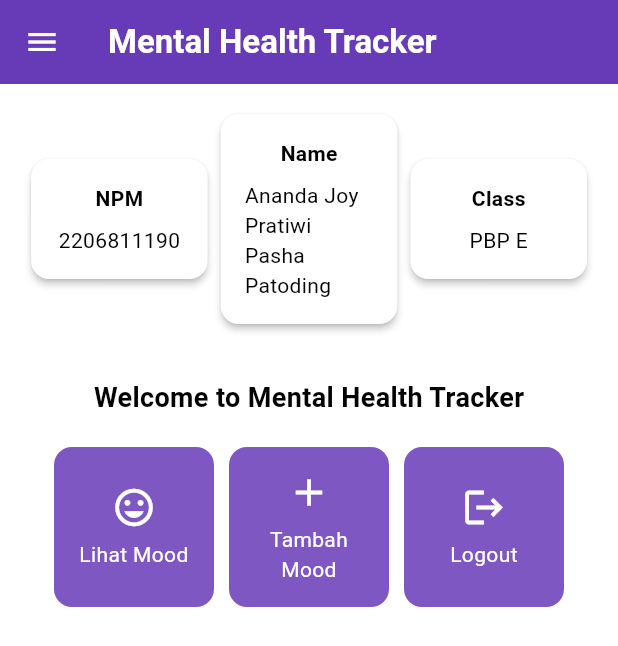
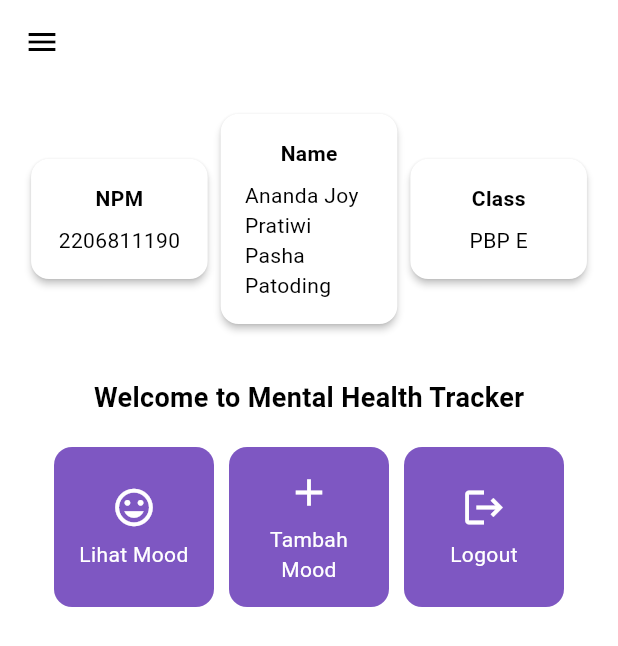
Before and after one commit to anandajoyyy22/mental-health-tracker-mobile, a Flutter app: the screen it shows after launch, on a phone screen of 412 x 824 dp. Shown: the top 646 px of the screen. Run offline on Flutter 3.47's test engine with Material 3 defaults, Android fonts, the phone set to English and light mode, and no system bars; missing offline and left inert: pbp_django_auth.

Commit message:
Tutorial 8 Done!!

```diff
--- a/lib/main.dart
+++ b/lib/main.dart
@@ -20,12 +20,12 @@ class MyApp extends StatelessWidget {
       child: MaterialApp(
         title: 'Mental Health Tracker',
         theme: ThemeData(
-          useMaterial3: true,
           colorScheme: ColorScheme.fromSwatch(
             primarySwatch: Colors.deepPurple,
           ).copyWith(secondary: Colors.deepPurple[400]),
+          useMaterial3: true,
         ),
-        home: const MyHomePage(),
+        home: MyHomePage(),
       ),
     );
   }
--- a/lib/models/mood_entry.dart
+++ b/lib/models/mood_entry.dart
@@ -1,25 +1,26 @@
 // To parse this JSON data, do
 //
-//     final welcome = welcomeFromJson(jsonString);
-
+//     final moodEntry = moodEntryFromJson(jsonString);
 import 'dart:convert';
 
-List<Welcome> welcomeFromJson(String str) => List<Welcome>.from(json.decode(str).map((x) => Welcome.fromJson(x)));
+List<MoodEntry> moodEntryFromJson(String str) =>
+    List<MoodEntry>.from(json.decode(str).map((x) => MoodEntry.fromJson(x)));
 
-String welcomeToJson(List<Welcome> data) => json.encode(List<dynamic>.from(data.map((x) => x.toJson())));
+String moodEntryToJson(List<MoodEntry> data) =>
+    json.encode(List<dynamic>.from(data.map((x) => x.toJson())));
 
-class Welcome {
+class MoodEntry {
   String model;
   String pk;
   Fields fields;
 
-    Welcome({
+  MoodEntry({
     required this.model,
     required this.pk,
     required this.fields,
   });
 
-    factory Welcome.fromJson(Map<String, dynamic> json) => Welcome(
+  factory MoodEntry.fromJson(Map<String, dynamic> json) => MoodEntry(
         model: json["model"],
         pk: json["pk"],
         fields: Fields.fromJson(json["fields"]),
@@ -33,33 +34,34 @@ class Welcome {
 }
 
 class Fields {
+  int user;
   String mood;
   DateTime time;
   String feelings;
   int moodIntensity;
-    int user;
 
   Fields({
+    required this.user,
     required this.mood,
     required this.time,
     required this.feelings,
     required this.moodIntensity,
-        required this.user,
   });
 
   factory Fields.fromJson(Map<String, dynamic> json) => Fields(
+        user: json["user"],
         mood: json["mood"],
         time: DateTime.parse(json["time"]),
         feelings: json["feelings"],
         moodIntensity: json["mood_intensity"],
-        user: json["user"],
       );
 
   Map<String, dynamic> toJson() => {
+        "user": user,
         "mood": mood,
-        "time": "${time.year.toString().padLeft(4, '0')}-${time.month.toString().padLeft(2, '0')}-${time.day.toString().padLeft(2, '0')}",
+        "time":
+            "${time.year.toString().padLeft(4, '0')}-${time.month.toString().padLeft(2, '0')}-${time.day.toString().padLeft(2, '0')}",
         "feelings": feelings,
         "mood_intensity": moodIntensity,
-        "user": user,
       };
 }
--- a/lib/screens/menu.dart
+++ b/lib/screens/menu.dart
@@ -1,44 +1,42 @@
 import 'package:flutter/material.dart';
 import 'package:mental_health_tracker/widgets/mood_card.dart';
-// Impor drawer widget
 import 'package:mental_health_tracker/widgets/left_drawer.dart';
 
 class MyHomePage extends StatelessWidget {
-  final String npm = '2206811190'; // NPM
-  final String name = 'Ananda Joy Pratiwi Pasha Patoding'; // Nama
-  final String className = 'PBP E'; // Kelas
+  final String npm = "2206811190";
+  final String name = "Ananda Joy Pratiwi Pasha Patoding";
+  final String className = "PBP E";
+  final List<ItemHomePage> items = [
+    ItemHomePage("Lihat Mood", Icons.mood),
+    ItemHomePage("Tambah Mood", Icons.add),
+    ItemHomePage("Logout", Icons.logout),
+  ];
 
-  const MyHomePage({super.key});
+  MyHomePage({super.key});
 
   @override
   Widget build(BuildContext context) {
-    // Scaffold menyediakan struktur dasar halaman dengan appBar dan body.
     return Scaffold(
       appBar: AppBar(
         title: const Text(
-          'Mental Health Tracker',
+          "Mental Health Tracker",
           style: TextStyle(
             color: Colors.white,
             fontWeight: FontWeight.bold,
           ),
         ),
-        backgroundColor: Theme.of(context).colorScheme.primary,
-        // Mengganti warna icon drawer menjadi putih
-        iconTheme: const IconThemeData(color: Colors.white),
       ),
-      // Masukkan drawer sebagai parameter nilai drawer dari widget Scaffold
       drawer: const LeftDrawer(),
       body: Padding(
         padding: const EdgeInsets.all(16.0),
         child: Column(
-          crossAxisAlignment: CrossAxisAlignment.center,
           children: [
             Row(
               mainAxisAlignment: MainAxisAlignment.spaceEvenly,
               children: [
-                InfoCard(title: 'NPM', content: npm),
-                InfoCard(title: 'Name', content: name),
-                InfoCard(title: 'Class', content: className),
+                InfoCard(title: "NPM", content: npm),
+                InfoCard(title: "Name", content: name),
+                InfoCard(title: "Class", content: className),
               ],
             ),
             const SizedBox(height: 16.0),
@@ -47,25 +45,21 @@ class MyHomePage extends StatelessWidget {
                 children: [
                   const Padding(
                     padding: EdgeInsets.only(top: 16.0),
-                    child: Text(
-                      'Welcome to Mental Health Tracker',
-                      style: TextStyle(
-                        fontWeight: FontWeight.bold,
-                        fontSize: 18.0,
-                      ),
-                    ),
+                    child: Text("Welcome to Mental Health Tracker",
+                        style: TextStyle(
+                            fontWeight: FontWeight.bold, fontSize: 18.0)),
                   ),
                   GridView.count(
                     primary: true,
-                    padding: const EdgeInsets.all(20),
+                    padding: const EdgeInsets.all(20.0),
+                    crossAxisCount: 3,
                     crossAxisSpacing: 10,
                     mainAxisSpacing: 10,
-                    crossAxisCount: 3,
                     shrinkWrap: true,
-                    children: items.map((ItemHomepage item) {
+                    children: items.map((ItemHomePage item) {
                       return ItemCard(item);
                     }).toList(),
-                  ),
+                  )
                 ],
               ),
             ),
@@ -77,8 +71,8 @@ class MyHomePage extends StatelessWidget {
 }
 
 class InfoCard extends StatelessWidget {
-  final String title; // Judul kartu.
-  final String content; // Isi kartu.
+  final String title;
+  final String content;
 
   const InfoCard({super.key, required this.title, required this.content});
 
@@ -96,7 +90,7 @@ class InfoCard extends StatelessWidget {
               style: const TextStyle(fontWeight: FontWeight.bold),
             ),
             const SizedBox(height: 8.0),
-            Text(content),
+            Text(content)
           ],
         ),
       ),
--- a/lib/screens/register.dart
+++ b/lib/screens/register.dart
@@ -116,11 +116,11 @@ class _RegisterPageState extends State<RegisterPage> {
                       String password2 = _confirmPasswordController.text;
 
                       // Cek kredensial
-                      // todo Ganti URL dan jangan lupa tambahkan trailing slash (/) di akhir URL!
+                      // TOD Ganti URL dan jangan lupa tambahkan trailing slash (/) di akhir URL!
                       // Untuk menyambungkan Android emulator dengan Django pada localhost,
                       // gunakan URL http://10.0.2.2/
                       final response = await request.postJson(
-                          "http://10.0.2.2/auth/register/",
+                          "http://127.0.0.1:8000/auth/register/",
                           jsonEncode({
                             "username": username,
                             "password1": password1,
--- a/lib/widgets/mood_card.dart
+++ b/lib/widgets/mood_card.dart
@@ -1,50 +1,71 @@
 import 'package:flutter/material.dart';
 import 'package:mental_health_tracker/screens/moodentry_form.dart';
 import 'package:mental_health_tracker/screens/list_moodentry.dart';
-import 'package:mental_health_tracker/widgets/left_drawer.dart';
-import 'package:mental_health_tracker/screens/list_moodentry.dart';
+import 'package:mental_health_tracker/screens/login.dart';
+import 'package:pbp_django_auth/pbp_django_auth.dart';
+import 'package:provider/provider.dart';
 
-class ItemHomepage {
+class ItemHomePage {
   final String name;
   final IconData icon;
 
-  ItemHomepage(this.name, this.icon);
+  ItemHomePage(this.name, this.icon);
 }
 
 class ItemCard extends StatelessWidget {
-  final ItemHomepage item;
+  final ItemHomePage item;
 
-  // Konstruktor yang benar
   const ItemCard(this.item, {super.key});
 
   @override
   Widget build(BuildContext context) {
+    final request = context.watch<CookieRequest>();
     return Material(
       color: Theme.of(context).colorScheme.secondary,
-      borderRadius: BorderRadius.circular(12),
+      borderRadius: BorderRadius.circular(12.0),
       child: InkWell(
-        onTap: () {
-          // Memunculkan SnackBar ketika diklik
+        onTap: () async {
           ScaffoldMessenger.of(context)
             ..hideCurrentSnackBar()
-            ..showSnackBar(SnackBar(
-              content: Text("Kamu telah menekan tombol ${item.name}!"),
-            ));
+            ..showSnackBar(
+              SnackBar(
+                content: Text("Kamu telah menekan tombol ${item.name}!"),
+              ),
+            );
 
-          // Navigate ke route yang sesuai (tergantung jenis tombol)
           if (item.name == "Tambah Mood") {
             Navigator.push(
-              context,
-              MaterialPageRoute(
-                builder: (context) =>
-                    const MoodEntryFormPage(), // Ganti dengan halaman yang sesuai
-              ),
-            );
+                context,
+                MaterialPageRoute(
+                    builder: (context) => const MoodEntryFormPage()));
           } else if (item.name == "Lihat Mood") {
             Navigator.push(
               context,
               MaterialPageRoute(builder: (context) => const MoodEntryPage()),
             );
+          } else if (item.name == "Logout") {
+            final response = await request.logout(
+                // TOD Ganti URL dan jangan lupa tambahkan trailing slash (/) di akhir URL!
+                "http://127.0.0.1:8000/auth/logout/");
+            String message = response["message"];
+            if (context.mounted) {
+              if (response['status']) {
+                String uname = response["username"];
+                ScaffoldMessenger.of(context).showSnackBar(SnackBar(
+                  content: Text("$message Sampai jumpa, $uname."),
+                ));
+                Navigator.pushReplacement(
+                  context,
+                  MaterialPageRoute(builder: (context) => const LoginPage()),
+                );
+              } else {
+                ScaffoldMessenger.of(context).showSnackBar(
+                  SnackBar(
+                    content: Text(message),
+                  ),
+                );
+              }
+            }
           }
         },
         child: Container(
@@ -72,10 +93,3 @@ class ItemCard extends StatelessWidget {
     );
   }
 }
-
-// List of items for the grid
-final List<ItemHomepage> items = [
-  ItemHomepage("Lihat Mood", Icons.mood),
-  ItemHomepage("Tambah Mood", Icons.add),
-  ItemHomepage("Logout", Icons.logout),
-];
```
Also changed, not shown: lib/screens/list_moodentry.dart (+4 -3 lines), lib/screens/login.dart (+4 -3 lines), lib/screens/moodentry_form.dart (+42 -28 lines), lib/widgets/left_drawer.dart (+6 -14 lines), 1 other file. Lines whose indentation alone changed are shown as unchanged.
